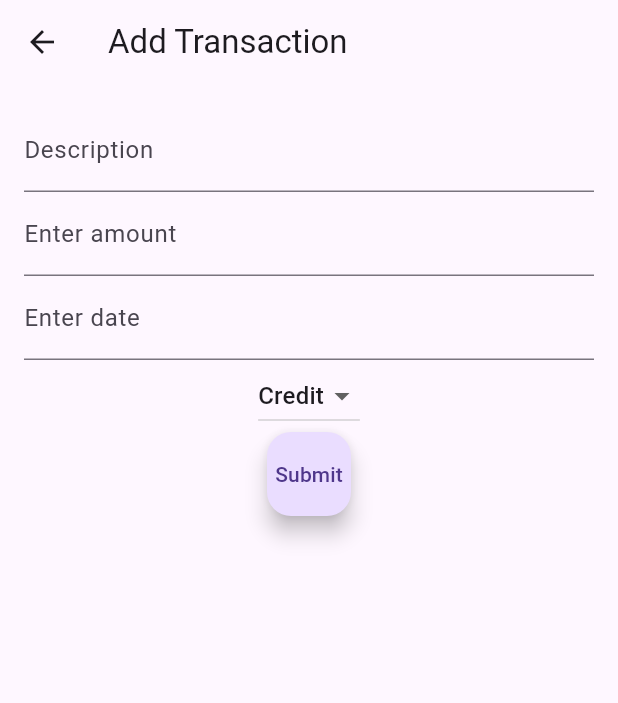
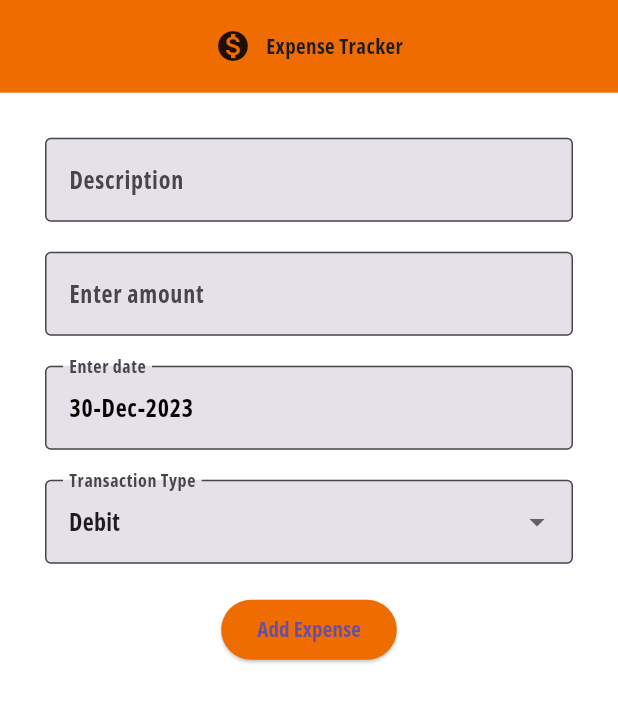
Before and after one commit to Debanjan2001/expense-tracker, a Flutter app: the screen it shows after launch, after a tap on the "add" icon, on a phone screen of 412 x 824 dp. Shown: the top 703 px of the screen. Run offline on Flutter 3.47's test engine with Material 3 defaults, Android fonts, the phone set to English and light mode, and no system bars; our stand-ins replace sqflite; accounts and stored records are empty.

Commit message:
Update pages and improve UI

```diff
--- a/expense_tracker/lib/main.dart
+++ b/expense_tracker/lib/main.dart
@@ -1,18 +1,16 @@
 import 'package:flutter/material.dart';
 import 'package:provider/provider.dart';
-import 'screens/homepage.dart' as homepage;
 import 'services/services.dart';
+import 'package:expense_tracker/screens/mainView.dart';
 
-void main() async{
+void main() async {
   WidgetsFlutterBinding.ensureInitialized(); // add this before runApp
   Services services = Services();
   await services.initDB();
-  runApp(
-    Provider<Services>(
+  runApp(Provider<Services>(
     create: (_) => services,
     child: const MainApp(),
-    )
-  );
+  ));
 }
 
 class MainApp extends StatelessWidget {
@@ -23,26 +21,26 @@ class MainApp extends StatelessWidget {
     return MaterialApp(
       title: 'Expense Tracker App',
       theme: ThemeData(
-        // fontFamily: 'OpenSans',
-        brightness: Brightness.light, /* light theme settings */
+          fontFamily: 'OpenSans',
+          brightness: Brightness.light,
+          /* light theme settings */
           textTheme: const TextTheme(
             bodyLarge: TextStyle(color: Colors.black),
-        )
-      ),
+          )),
       darkTheme: ThemeData(
-        // fontFamily: 'OpenSans',
-        brightness: Brightness.dark,  /* dark theme settings */
+          fontFamily: 'OpenSans',
+          brightness: Brightness.dark,
+          /* dark theme settings */
           textTheme: const TextTheme(
             bodyLarge: TextStyle(color: Colors.white),
-        )
-      ),
+          )),
       themeMode: ThemeMode.system,
       /* ThemeMode.system to follow system theme,
          ThemeMode.light for light theme,
          ThemeMode.dark for dark theme
       */
       // debugShowCheckedModeBanner: false,
-      home: const homepage.MainView(),
+      home: const MainView(),
     );
   }
 }
--- a/expense_tracker/lib/models/transaction.dart
+++ b/expense_tracker/lib/models/transaction.dart
@@ -1,9 +1,6 @@
-enum TransactionType{
-  debit,
-  credit,
-}
+import 'package:expense_tracker/utils/enums.dart';
 
-class Transaction{
+class Transaction {
   final String id;
   final String title;
   final double amount;
--- a/expense_tracker/lib/screens/homepage.dart
+++ b/expense_tracker/lib/screens/homepage.dart
@@ -1,29 +1,15 @@
-import 'package:expense_tracker/screens/transactionForm.dart';
+import 'package:expense_tracker/screens/mainView.dart';
 import 'package:flutter/material.dart';
-import 'package:expense_tracker/widgets/navbar.dart' as navbar;
-import 'package:provider/provider.dart';
-import 'package:expense_tracker/services/services.dart';
-import 'package:sqflite/sqflite.dart';
-
+import 'package:expense_tracker/utils/enums.dart';
 // import 'package:flutter_sms_inbox/flutter_sms_inbox.dart';
 // import 'package:permission_handler/permission_handler.dart';
 
-class MainView extends StatelessWidget {
-  const MainView({super.key});
+class Homepage extends StatelessWidget {
+  const Homepage({super.key});
 
   @override
-  Widget build(BuildContext context){
-    bool isDarkMode = (MediaQuery.of(context).platformBrightness == Brightness.dark);
-    return Scaffold(
-      backgroundColor: (isDarkMode? Colors.black87 : Colors.white.withOpacity(0.9)),
-      body: SafeArea(
-        child: Container(
-          child: Stack(
-            children: [
-              Column(
-                children: [
-                  navbar.Navbar(),
-                  Expanded(
+  Widget build(BuildContext context) {
+    return Expanded(
       child: SingleChildScrollView(
         scrollDirection: Axis.vertical,
         child: Column(
@@ -32,28 +18,9 @@ class MainView extends StatelessWidget {
             AnalyticsWidget(),
             SizedBox(height: 20),
             TransactionsWidget(),
+            SizedBox(height: 20),
+            SettingsWidget(),
           ],
-                      ),
-                    ),
-                  ),
-                ],
-              ),
-              Positioned(
-                bottom: 30,
-                right: 30,
-                child: FloatingActionButton(
-                  onPressed: (){
-                    Navigator.push(
-                      context,
-                      MaterialPageRoute(builder: (context) => TransactionForm()),
-                    );
-                  },
-                  child: Icon(Icons.add),
-                  backgroundColor: (isDarkMode? Colors.blue: Colors.orange.shade800),
-                ),
-              ),
-            ]
-          ),
         ),
       ),
     );
@@ -83,11 +50,11 @@ class MainView extends StatelessWidget {
 // print("****************************************");
 // }
 
-class AnalyticsWidget extends StatelessWidget{
+class AnalyticsWidget extends StatelessWidget {
   const AnalyticsWidget({super.key});
 
   @override
-  Widget build(BuildContext context){
+  Widget build(BuildContext context) {
     return Container(
         width: MediaQuery.of(context).size.width,
         height: MediaQuery.of(context).size.height * 0.3,
@@ -124,10 +91,6 @@ class AnalyticsWidget extends StatelessWidget{
                     onPressed: () {
                       // async call to get messages
                       // getMessages();
-                    Navigator.push(
-                      context,
-                      MaterialPageRoute(builder: (context) => const Placeholder()),
-                    );
                     },
                     child: const Text('Open Page'),
                   ),
@@ -135,20 +98,18 @@ class AnalyticsWidget extends StatelessWidget{
               ),
             ],
           ),
-      )
-    );
+        ));
   }
 }
 
-class TransactionsWidget extends StatelessWidget{
+class TransactionsWidget extends StatelessWidget {
   const TransactionsWidget({super.key});
 
   @override
-  Widget build(BuildContext context){
+  Widget build(BuildContext context) {
     return Container(
-
         width: MediaQuery.of(context).size.width,
-      height: MediaQuery.of(context).size.height * 0.8,
+        height: MediaQuery.of(context).size.height * 0.3,
         margin: EdgeInsets.all(10.0),
         decoration: BoxDecoration(
           // color: Colors.grey,
@@ -172,9 +133,69 @@ class TransactionsWidget extends StatelessWidget{
                   Text('Transaction3'),
                 ],
               ),
+              SizedBox(height: 20),
+              ButtonBar(
+                alignment: MainAxisAlignment.center,
+                children: [
+                  ElevatedButton(
+                    onPressed: () {
+                      // async call to get messages
+                    },
+                    child: const Text('Open Page'),
+                  ),
                 ],
               ),
-      )
-    );
+            ],
+          ),
+        ));
   }
 }
+
+class SettingsWidget extends StatelessWidget {
+  const SettingsWidget({super.key});
+
+  @override
+  Widget build(BuildContext context) {
+    return Container(
+        width: MediaQuery.of(context).size.width,
+        height: MediaQuery.of(context).size.height * 0.3,
+        margin: EdgeInsets.all(10.0),
+        decoration: BoxDecoration(
+          // color: Colors.grey,
+          borderRadius: BorderRadius.circular(10),
+          border: Border.all(
+            color: Colors.orange,
+            width: 2,
+          ),
+        ),
+        child: Container(
+          padding: const EdgeInsets.all(10.0),
+          child: Column(
+            children: [
+              Text('SettingsWidget'),
+              SizedBox(height: 20),
+              Row(
+                mainAxisAlignment: MainAxisAlignment.spaceEvenly,
+                children: [
+                  Text('Settings1'),
+                  Text('Settings2'),
+                  Text('Settings3'),
+                ],
+              ),
+              SizedBox(height: 20),
+              ButtonBar(
+                alignment: MainAxisAlignment.center,
+                children: [
+                  ElevatedButton(
+                    onPressed: () {
+                      // async call to get messages
+                    },
+                    child: const Text('Open Page'),
+                  ),
+                ],
+              ),
+            ],
+          ),
+        ));
+  }
+}
--- /dev/null
+++ b/expense_tracker/lib/screens/mainView.dart
@@ -0,0 +1,57 @@
+import 'package:flutter/material.dart';
+import 'package:expense_tracker/widgets/navbar.dart' as navbar;
+import 'package:expense_tracker/screens/homepage.dart' as homepage;
+import 'package:expense_tracker/screens/transactionForm.dart'
+    as transaction_form;
+import 'package:expense_tracker/utils/enums.dart';
+
+class MainView extends StatefulWidget {
+  const MainView({super.key});
+
+  @override
+  _MainViewState createState() => _MainViewState();
+}
+
+class _MainViewState extends State<MainView> {
+  @override
+  Widget build(BuildContext context) {
+    bool isDarkMode =
+        (MediaQuery.of(context).platformBrightness == Brightness.dark);
+
+    return Scaffold(
+      backgroundColor:
+          (isDarkMode ? Colors.black87 : Colors.white.withOpacity(0.95)),
+      body: SafeArea(
+        child: Container(
+          child: Stack(children: [
+            Column(
+              children: [
+                navbar.Navbar(),
+                SizedBox(height: 15),
+                homepage.Homepage(),
+              ],
+            ),
+            Positioned(
+              bottom: 30,
+              right: 30,
+              child: FloatingActionButton(
+                onPressed: () {
+                  Navigator.push(
+                    context,
+                    MaterialPageRoute(
+                        builder: (context) =>
+                            transaction_form.TransactionForm()),
+                  );
+                },
+                child: Icon(Icons.add),
+                backgroundColor: (isDarkMode
+                    ? Colors.blue.shade800
+                    : Colors.orange.shade800),
+              ),
+            ),
+          ]),
+        ),
+      ),
+    );
+  }
+}
--- a/expense_tracker/lib/screens/transactionForm.dart
+++ b/expense_tracker/lib/screens/transactionForm.dart
@@ -1,4 +1,6 @@
 import 'package:flutter/material.dart';
+import 'package:expense_tracker/widgets/navbar.dart' as navbar;
+import 'package:intl/intl.dart';
 
 class TransactionForm extends StatefulWidget {
   TransactionForm({super.key});
@@ -11,27 +13,39 @@ class _TransactionFormState extends State<TransactionForm> {
   final _formKey = GlobalKey<FormState>();
   final _titleController = TextEditingController();
   final _amountController = TextEditingController();
-  final _dateController = TextEditingController();
+  final _dateController = TextEditingController(
+    text: DateFormat('dd-MMM-yyyy').format(DateTime.now()),
+  );
 
-  String _transactionType = 'Credit';
+  String _transactionType = 'Debit';
 
   @override
   Widget build(BuildContext context) {
+    bool isDarkMode =
+        (MediaQuery.of(context).platformBrightness == Brightness.dark);
+    var transactionTypeItems = <String>['Debit', 'Credit'];
     return Scaffold(
-      appBar: AppBar(
-        title: Text('Add Transaction'),
+      backgroundColor:
+          (isDarkMode ? Colors.black87 : Colors.white.withOpacity(0.95)),
+      appBar: PreferredSize(
+        child: navbar.Navbar(),
+        preferredSize: Size.fromHeight(70),
       ),
       body: SafeArea(
-        child: Padding(
-          padding: const EdgeInsets.all(16.0),
+        child: Container(
+          margin: EdgeInsets.all(15.0),
           child: Form(
             key: _formKey,
+            child: SingleChildScrollView(
+              padding: const EdgeInsets.all(15.0),
               child: Column(
-              children: <Widget>[
+                children: [
                   TextFormField(
                     controller: _titleController,
                     decoration: InputDecoration(
                       labelText: 'Description',
+                      border: OutlineInputBorder(),
+                      filled: true,
                     ),
                     validator: (value) {
                       if (value == null || value.isEmpty) {
@@ -40,11 +54,49 @@ class _TransactionFormState extends State<TransactionForm> {
                       return null;
                     },
                   ),
+                  SizedBox(height: 20),
                   TextFormField(
                     controller: _amountController,
+                    keyboardType:
+                        TextInputType.numberWithOptions(decimal: true),
                     decoration: InputDecoration(
                       labelText: 'Enter amount',
+                      border: OutlineInputBorder(),
+                      filled: true,
                     ),
+                    validator: (value) {
+                      if (value == null || value.isEmpty) {
+                        return 'Please enter some text';
+                      }
+                      // check if value is a number
+                      if (double.tryParse(value) == null) {
+                        return 'Please enter a valid number';
+                      }
+                      return null;
+                    },
+                  ),
+                  SizedBox(height: 20),
+                  TextFormField(
+                    controller: _dateController,
+                    decoration: InputDecoration(
+                      labelText: 'Enter date',
+                      border: OutlineInputBorder(),
+                      filled: true,
+                    ),
+                    onTap: () async {
+                      FocusScope.of(context).requestFocus(
+                          new FocusNode()); // to prevent opening the onscreen keyboard
+                      final DateTime? picked = await showDatePicker(
+                        context: context,
+                        initialDate: DateTime.now(),
+                        firstDate: DateTime(2000),
+                        lastDate: DateTime(2100),
+                      );
+                      if (picked != null && picked != DateTime.now()) {
+                        _dateController.text =
+                            DateFormat('dd-MMM-yyyy').format(picked);
+                      }
+                    },
                     validator: (value) {
                       if (value == null || value.isEmpty) {
                         return 'Please enter some text';
@@ -52,21 +104,16 @@ class _TransactionFormState extends State<TransactionForm> {
                       return null;
                     },
                   ),
-                TextFormField(
-                  controller: _dateController,
+                  SizedBox(height: 20),
+                  DropdownButtonFormField<String>(
+                    value: _transactionType,
                     decoration: InputDecoration(
-                    labelText: 'Enter date',
+                      labelText: 'Transaction Type',
+                      border: OutlineInputBorder(),
+                      filled: true,
                     ),
-                  validator: (value) {
-                    if (value == null || value.isEmpty) {
-                      return 'Please enter some text';
-                    }
-                    return null;
-                  },
-                ),
-                DropdownButton<String>(
-                  value: _transactionType,
-                  items: <String>['Credit', 'Debit'].map<DropdownMenuItem<String>>((String value) {
+                    items: transactionTypeItems
+                        .map<DropdownMenuItem<String>>((String value) {
                       return DropdownMenuItem<String>(
                         value: value,
                         child: Text(value),
@@ -78,16 +125,23 @@ class _TransactionFormState extends State<TransactionForm> {
                       });
                     },
                   ),
-                FloatingActionButton(
+                  SizedBox(height: 20),
+                  ElevatedButton(
+                    style: ElevatedButton.styleFrom(
+                      backgroundColor: isDarkMode
+                          ? Colors.blue.shade800
+                          : Colors.orange.shade800, // background color
+                    ),
                     onPressed: () {
                       if (_formKey.currentState!.validate() == false) {
                         // Process data.
                         return;
                       }
                     },
-                  child: Text('Submit'),
+                    child: Text('Add Expense'),
                   ),
                 ],
+              ),
             ),
           ),
         ),
--- /dev/null
+++ b/expense_tracker/lib/utils/enums.dart
@@ -0,0 +1,12 @@
+// Used for MainView
+enum SubPage {
+  home,
+  transactions,
+  analytics,
+}
+
+// Used for the Transaction Model
+enum TransactionType {
+  debit,
+  credit,
+}
--- a/expense_tracker/lib/widgets/navbar.dart
+++ b/expense_tracker/lib/widgets/navbar.dart
@@ -3,30 +3,35 @@ import 'package:flutter/material.dart';
 class Navbar extends StatelessWidget {
   const Navbar({super.key});
 
-
   @override
   Widget build(BuildContext context) {
-    bool isDarkMode = (MediaQuery.of(context).platformBrightness == Brightness.dark);
+    bool isDarkMode =
+        (MediaQuery.of(context).platformBrightness == Brightness.dark);
 
-    return Container(
+    return SafeArea(
+      child: Container(
         width: MediaQuery.of(context).size.width,
         height: MediaQuery.of(context).size.height * 0.075,
-      padding: const EdgeInsets.all(10.0),
+        padding: const EdgeInsets.only(
+          left: 25.0,
+          right: 25.0,
+        ),
         decoration: BoxDecoration(
           // borderRadius: BorderRadius.circular(10),
           // border: Border.all(
           // color: Colors.redAccent,
           // width: 2,
           // ),
-        color: (isDarkMode ? Colors.blue: Colors.orange.shade800),
+          color: (isDarkMode ? Colors.blue.shade800 : Colors.orange.shade800),
         ),
-      child: SingleChildScrollView(
-        scrollDirection: Axis.horizontal,
         child: Row(
+          // make the row children align to center
+          mainAxisAlignment: MainAxisAlignment.center,
           children: [
-            Text('NavItem1'),
-            SizedBox(width: 50),
-            Text('NavItem2'),
+            // Add an icon here of money
+            Icon(Icons.monetization_on),
+            SizedBox(width: 10),
+            Text('Expense Tracker'),
           ],
         ),
       ),
--- a/expense_tracker/pubspec.yaml
+++ b/expense_tracker/pubspec.yaml
@@ -14,6 +14,7 @@ dependencies:
   flutter_sms_inbox: ^1.0.3
   permission_handler: ^11.1.0
   provider: ^6.1.1
+  intl: ^0.19.0
 
 dev_dependencies:
   flutter_test:
@@ -36,6 +37,6 @@ flutter:
 
     - family: OpenSans
       fonts:
-        - asset: fonts/Open_Sans/static/OpenSans-Regular.ttf
+        - asset: fonts/Open_Sans/static/OpenSans_Condensed-Bold.ttf
 
   uses-material-design: true
```
Also changed, not shown: expense_tracker/lib/screens/transactionList.dart (line endings or trailing spaces), expense_tracker/lib/services/services.dart (line endings or trailing spaces), expense_tracker/pubspec.lock. Lines whose indentation alone changed are shown as unchanged.
